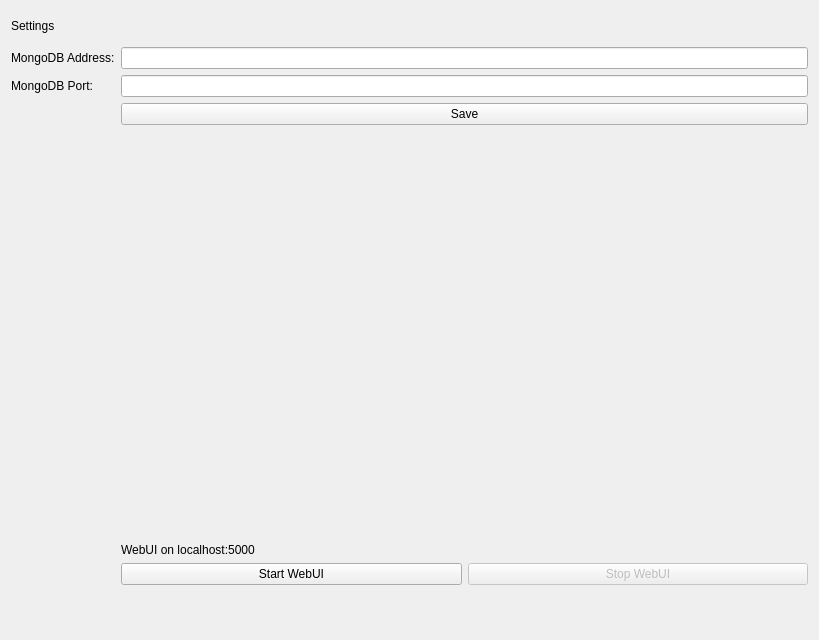
Above: settings_applet.ui from radio0but/RecipeDatabase before the change. Below: the same form after it.
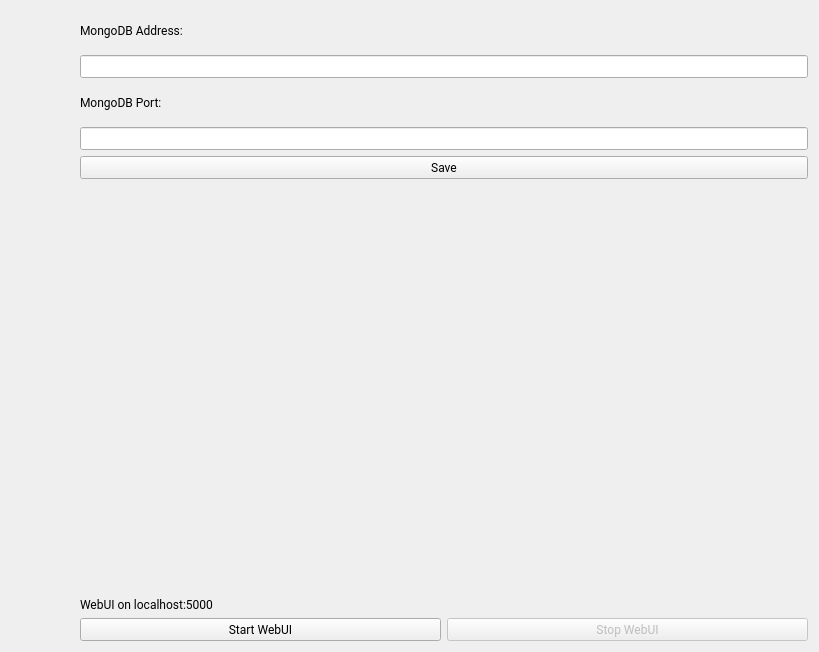
That is the form after the change. Icons and pictures are not drawn.

Patch:
```diff
--- a/settings_applet.ui
+++ b/settings_applet.ui
@@ -7,53 +7,65 @@
     <x>0</x>
     <y>0</y>
     <width>819</width>
-    <height>640</height>
+    <height>652</height>
    </rect>
   </property>
+  <property name="font">
+   <font>
+    <family>Roboto</family>
+   </font>
+  </property>
   <layout class="QVBoxLayout">
-   <item>
-    <widget class="QLabel" name="label">
-     <property name="maximumSize">
-      <size>
-       <width>16777215</width>
-       <height>30</height>
-      </size>
-     </property>
-     <property name="text">
-      <string>Settings</string>
-     </property>
-    </widget>
-   </item>
+   <property name="leftMargin">
+    <number>80</number>
+   </property>
    <item>
-    <layout class="QFormLayout">
-     <item row="1" column="0">
       <widget class="QLabel" name="addressLabel">
        <property name="text">
         <string>MongoDB Address:</string>
        </property>
       </widget>
      </item>
-     <item row="1" column="1">
-      <widget class="QLineEdit" name="address_input"/>
-     </item>
-     <item row="4" column="1">
-      <widget class="QPushButton" name="save_button">
+   <item>
+    <widget class="QLineEdit" name="address_input">
        <property name="text">
-        <string>Save</string>
+      <string/>
        </property>
       </widget>
      </item>
-     <item row="3" column="0">
+   <item>
       <widget class="QLabel" name="portLabel">
        <property name="text">
         <string>MongoDB Port:</string>
        </property>
       </widget>
      </item>
-     <item row="3" column="1">
+   <item>
       <widget class="QLineEdit" name="port_input"/>
      </item>
-     <item row="5" column="1">
+   <item>
+    <widget class="QPushButton" name="save_button">
+     <property name="text">
+      <string>Save</string>
+     </property>
+    </widget>
+   </item>
+   <item>
+    <layout class="QHBoxLayout" name="horizontalLayout_2">
+     <item>
+      <widget class="QLabel" name="label_4">
+       <property name="minimumSize">
+        <size>
+         <width>50</width>
+         <height>0</height>
+        </size>
+       </property>
+       <property name="text">
+        <string/>
+       </property>
+      </widget>
+     </item>
+     <item>
       <widget class="QLabel" name="label_2">
        <property name="minimumSize">
         <size>
@@ -78,7 +90,22 @@
        </property>
       </widget>
      </item>
-     <item row="6" column="1">
+     <item>
+      <widget class="QLabel" name="label_5">
+       <property name="minimumSize">
+        <size>
+         <width>50</width>
+         <height>0</height>
+        </size>
+       </property>
+       <property name="text">
+        <string/>
+       </property>
+      </widget>
+     </item>
+    </layout>
+   </item>
+   <item>
       <layout class="QVBoxLayout" name="verticalLayout">
        <item>
         <widget class="QLabel" name="label_3">
@@ -105,8 +132,6 @@
             <string>Stop WebUI</string>
            </property>
           </widget>
-         </item>
-        </layout>
        </item>
       </layout>
      </item>
```
Lines whose indentation alone changed are shown as unchanged.
